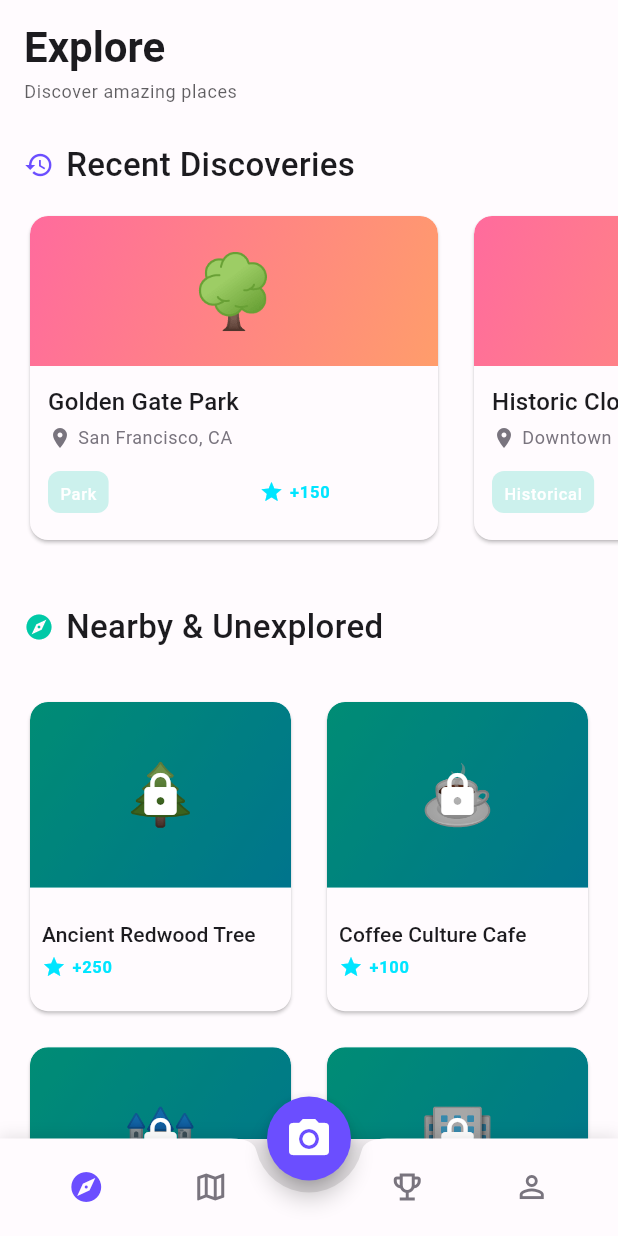
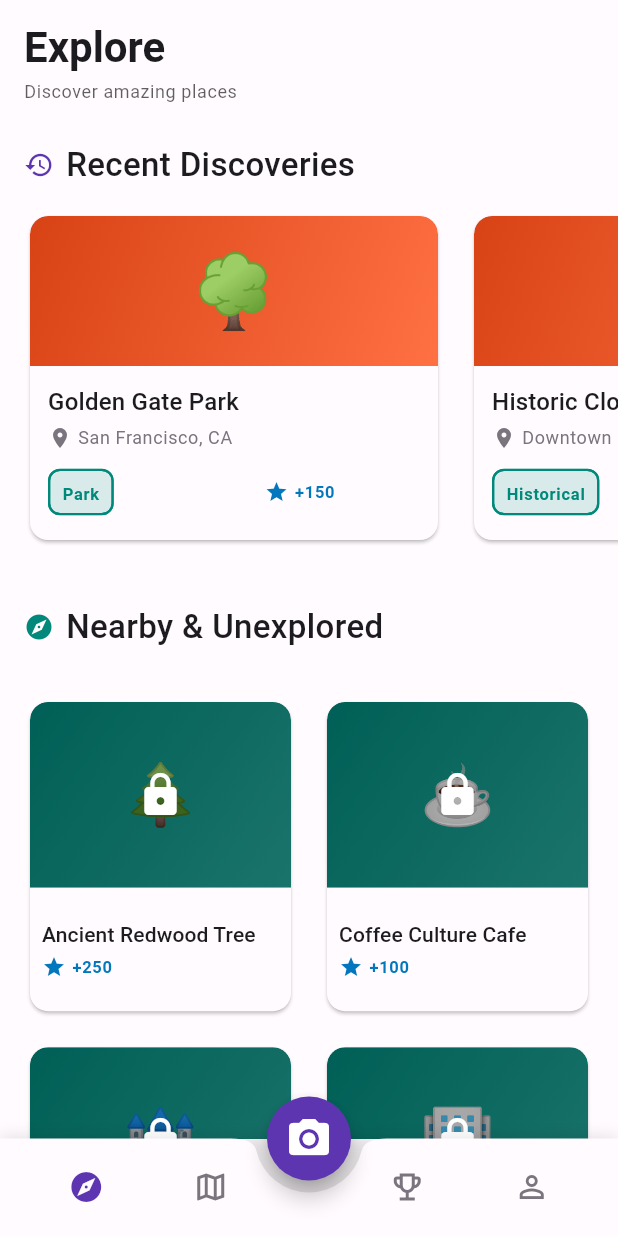
Before and after one commit to EloboAI/crazytrip, a Flutter app: the screen it shows after launch, on a phone screen of 412 x 824 dp. Run offline on Flutter 3.47's test engine with Material 3 defaults, Android fonts, the phone set to English and light mode, and no system bars.

Commit message:
refactor: enhance discovery card styling for better visibility and accessibility

```diff
--- a/lib/theme/app_colors.dart
+++ b/lib/theme/app_colors.dart
@@ -5,17 +5,17 @@
 class AppColors {
   AppColors._();
 
-  // Brand Colors - Vibrant adventure palette
+  // Brand Colors - Accessible adventure palette (WCAG AA compliant)
   static const Color primaryColor = Color(
-    0xFF6B4EFF,
-  ); // Vibrant purple for adventure
+    0xFF5E35B1,
+  ); // Deep purple - distinguible for all color vision types
   static const Color secondaryColor = Color(
-    0xFFFF6B9D,
-  ); // Energetic pink for discovery
+    0xFFD84315,
+  ); // Deep orange - high contrast, colorblind-friendly
   static const Color tertiaryColor = Color(
-    0xFF00C9A7,
-  ); // Fresh teal for exploration
-  static const Color errorColor = Color(0xFFFF5449);
+    0xFF00897B,
+  ); // Teal - distinct from primary/secondary
+  static const Color errorColor = Color(0xFFC62828); // Dark red for better contrast
 
   // Light Theme Colors
   static const Color lightBackground = Color(0xFFFFFBFE);
@@ -37,39 +37,39 @@
   static const Color darkOnSurface = Color(0xFFE6E1E5);
   static const Color darkOutline = Color(0xFF938F99);
 
-  // Gamification Colors
-  static const Color goldColor = Color(0xFFFFD700); // 1st place, premium
-  static const Color silverColor = Color(0xFFC0C0C0); // 2nd place
-  static const Color bronzeColor = Color(0xFFCD7F32); // 3rd place
-  static const Color xpColor = Color(0xFF00E5FF); // Experience points
-  static const Color streakColor = Color(0xFFFF6F00); // Fire/streak indicator
-  static const Color achievementColor = Color(0xFF7C4DFF); // Achievement unlock
+  // Gamification Colors - High contrast, colorblind-safe
+  static const Color goldColor = Color(0xFFF9A825); // Amber gold - better contrast
+  static const Color silverColor = Color(0xFF757575); // Medium gray
+  static const Color bronzeColor = Color(0xFF8D6E63); // Brown - distinct from gold
+  static const Color xpColor = Color(0xFF0277BD); // Blue - safe for protanopia/deuteranopia
+  static const Color streakColor = Color(0xFFE65100); // Deep orange - high visibility
+  static const Color achievementColor = Color(0xFF6A1B9A); // Deep purple - distinct
 
-  // Semantic Colors
-  static const Color successColor = Color(0xFF4CAF50);
-  static const Color warningColor = Color(0xFFFF9800);
-  static const Color infoColor = Color(0xFF2196F3);
+  // Semantic Colors - WCAG AA compliant
+  static const Color successColor = Color(0xFF2E7D32); // Dark green - better contrast
+  static const Color warningColor = Color(0xFFEF6C00); // Deep orange
+  static const Color infoColor = Color(0xFF0277BD); // Blue - colorblind-safe
 
-  // AR & Map Overlay Colors
-  static const Color arOverlayBackground = Color(0x33000000); // 20% black
-  static const Color arHighlight = Color(0xFFFFEB3B);
-  static const Color mapPinActive = Color(0xFFFF5252);
-  static const Color mapPinInactive = Color(0xFF9E9E9E);
+  // AR & Map Overlay Colors - Better contrast
+  static const Color arOverlayBackground = Color(0x4D000000); // 30% black - more visible
+  static const Color arHighlight = Color(0xFFFDD835); // Yellow - high visibility
+  static const Color mapPinActive = Color(0xFFD32F2F); // Red - colorblind-safe
+  static const Color mapPinInactive = Color(0xFF616161); // Dark gray - better contrast
 
-  // Gradient Colors for cards and highlights
+  // Gradient Colors - Accessible combinations
   static const List<Color> primaryGradient = [
-    Color(0xFF6B4EFF),
-    Color(0xFF9D4EFF),
+    Color(0xFF5E35B1), // Deep purple
+    Color(0xFF7E57C2), // Medium purple
   ];
 
   static const List<Color> discoveryGradient = [
-    Color(0xFFFF6B9D),
-    Color(0xFFFF9D6B),
+    Color(0xFFD84315), // Deep orange
+    Color(0xFFFF7043), // Light orange-red
   ];
 
   static const List<Color> achievementGradient = [
-    Color(0xFF00C9A7),
-    Color(0xFF00A7C9),
+    Color(0xFF00897B), // Teal
+    Color(0xFF26A69A), // Light teal
   ];
 
   // Surface Elevation Colors (for dark mode)
--- a/lib/widgets/discovery_card.dart
+++ b/lib/widgets/discovery_card.dart
@@ -92,11 +92,19 @@
                         children: [
                           Flexible(
                             child: Chip(
-                              label: Text(discovery.category),
-                              labelStyle: AppTextStyles.labelSmall,
+                              label: Text(
+                                discovery.category,
+                                style: AppTextStyles.labelSmall.copyWith(
+                                  color: AppColors.tertiaryColor,
+                                  fontWeight: FontWeight.w600,
+                                ),
+                              ),
                               backgroundColor: AppColors.tertiaryColor
-                                  .withOpacity(0.2),
-                              side: BorderSide.none,
+                                  .withOpacity(0.15),
+                              side: BorderSide(
+                                color: AppColors.tertiaryColor,
+                                width: 1.5,
+                              ),
                               padding: EdgeInsets.zero,
                               visualDensity: VisualDensity.compact,
                             ),
```
